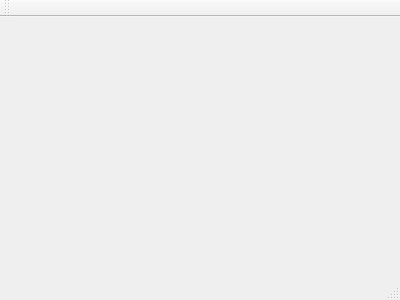
This is ProjectManager/mainwindow.ui in Phymin/QtProject as Qt 5 draws it before an edit. The edited form follows.
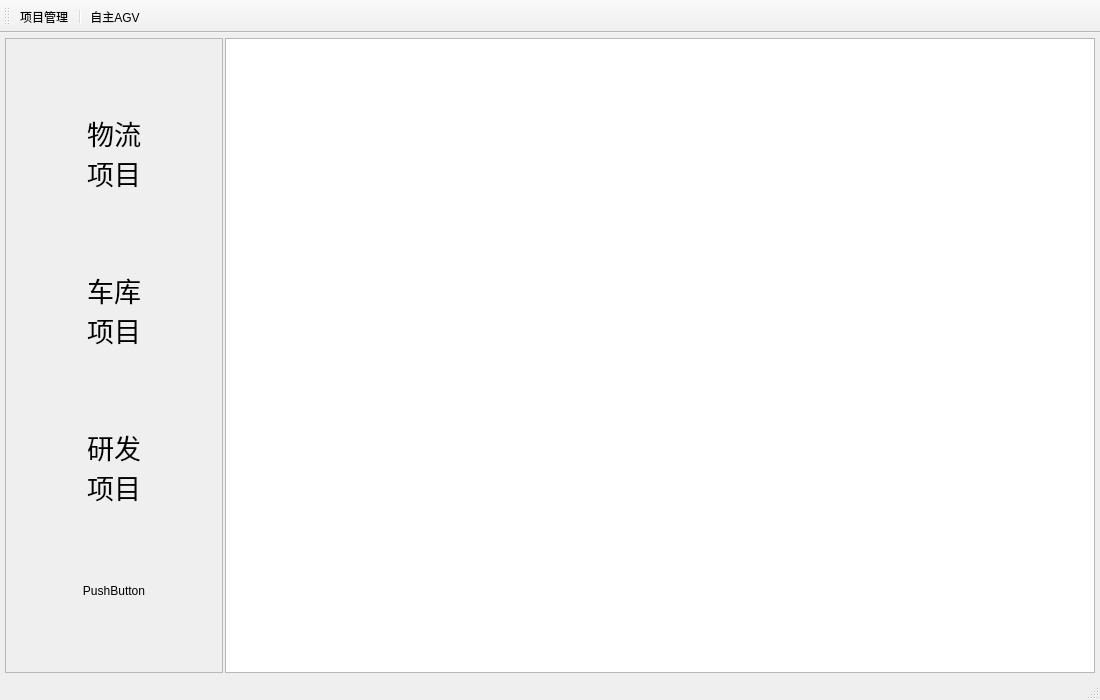
This is the edited form. Icons and pictures are not drawn.

What changed in the file:
```diff
--- a/ProjectManager/mainwindow.ui
+++ b/ProjectManager/mainwindow.ui
@@ -1,24 +1,227 @@
 <ui version="4.0">
  <class>MainWindow</class>
- <widget class="QMainWindow" name="MainWindow" >
-  <property name="geometry" >
+ <widget class="QMainWindow" name="MainWindow">
+  <property name="geometry">
    <rect>
     <x>0</x>
     <y>0</y>
-    <width>400</width>
-    <height>300</height>
+    <width>1100</width>
+    <height>700</height>
    </rect>
   </property>
   <property name="windowTitle" >
    <string>MainWindow</string>
   </property>
-  <widget class="QMenuBar" name="menuBar" />
-  <widget class="QToolBar" name="mainToolBar" />
-  <widget class="QWidget" name="centralWidget" />
-  <widget class="QStatusBar" name="statusBar" />
+  <widget class="QWidget" name="centralWidget">
+   <layout class="QHBoxLayout" name="horizontalLayout_2" stretch="2,8">
+    <property name="spacing">
+     <number>2</number>
+    </property>
+    <property name="leftMargin">
+     <number>5</number>
+    </property>
+    <property name="topMargin">
+     <number>5</number>
+    </property>
+    <property name="rightMargin">
+     <number>5</number>
+    </property>
+    <property name="bottomMargin">
+     <number>5</number>
+    </property>
+    <item>
+     <widget class="QFrame" name="frame">
+      <property name="frameShape">
+       <enum>QFrame::StyledPanel</enum>
+      </property>
+      <property name="frameShadow">
+       <enum>QFrame::Raised</enum>
+      </property>
+      <layout class="QVBoxLayout" name="verticalLayout">
+       <property name="spacing">
+        <number>10</number>
+       </property>
+       <property name="sizeConstraint">
+        <enum>QLayout::SetDefaultConstraint</enum>
+       </property>
+       <item>
+        <widget class="QPushButton" name="pushButton1">
+         <property name="sizePolicy">
+          <sizepolicy hsizetype="Minimum" vsizetype="Maximum">
+           <horstretch>0</horstretch>
+           <verstretch>0</verstretch>
+          </sizepolicy>
+         </property>
+         <property name="font">
+          <font>
+           <family>AcadEref</family>
+           <pointsize>20</pointsize>
+          </font>
+         </property>
+         <property name="text">
+          <string>物流
+项目</string>
+         </property>
+         <property name="icon">
+          <iconset resource="resource.qrc">
+           <normaloff>:/res/delivery.png</normaloff>:/res/delivery.png</iconset>
+         </property>
+         <property name="iconSize">
+          <size>
+           <width>96</width>
+           <height>96</height>
+          </size>
+         </property>
+         <property name="checkable">
+          <bool>true</bool>
+         </property>
+         <property name="autoExclusive">
+          <bool>true</bool>
+         </property>
+         <property name="flat">
+          <bool>true</bool>
+         </property>
+        </widget>
+       </item>
+       <item>
+        <widget class="QPushButton" name="pushButton2">
+         <property name="font">
+          <font>
+           <family>AcadEref</family>
+           <pointsize>20</pointsize>
+          </font>
+         </property>
+         <property name="text">
+          <string>车库
+项目</string>
+         </property>
+         <property name="icon">
+          <iconset resource="resource.qrc">
+           <normaloff>:/res/Garage.png</normaloff>:/res/Garage.png</iconset>
+         </property>
+         <property name="iconSize">
+          <size>
+           <width>96</width>
+           <height>96</height>
+          </size>
+         </property>
+         <property name="checkable">
+          <bool>true</bool>
+         </property>
+         <property name="autoExclusive">
+          <bool>true</bool>
+         </property>
+         <property name="flat">
+          <bool>true</bool>
+         </property>
+        </widget>
+       </item>
+       <item>
+        <widget class="QPushButton" name="pushButton3">
+         <property name="font">
+          <font>
+           <family>AcadEref</family>
+           <pointsize>20</pointsize>
+          </font>
+         </property>
+         <property name="text">
+          <string>研发
+项目</string>
+         </property>
+         <property name="icon">
+          <iconset resource="resource.qrc">
+           <normaloff>:/res/development.png</normaloff>:/res/development.png</iconset>
+         </property>
+         <property name="iconSize">
+          <size>
+           <width>96</width>
+           <height>96</height>
+          </size>
+         </property>
+         <property name="checkable">
+          <bool>true</bool>
+         </property>
+         <property name="autoExclusive">
+          <bool>true</bool>
+         </property>
+         <property name="flat">
+          <bool>true</bool>
+         </property>
+        </widget>
+       </item>
+       <item>
+        <widget class="QPushButton" name="pushButton4">
+         <property name="text">
+          <string>PushButton</string>
+         </property>
+         <property name="checkable">
+          <bool>true</bool>
+         </property>
+         <property name="autoExclusive">
+          <bool>true</bool>
+         </property>
+         <property name="flat">
+          <bool>true</bool>
+         </property>
+        </widget>
+       </item>
+      </layout>
+     </widget>
+    </item>
+    <item>
+     <widget class="QListView" name="listView"/>
+    </item>
+   </layout>
+  </widget>
+  <widget class="QToolBar" name="mainToolBar">
+   <property name="iconSize">
+    <size>
+     <width>48</width>
+     <height>48</height>
+    </size>
+   </property>
+   <attribute name="toolBarArea">
+    <enum>TopToolBarArea</enum>
+   </attribute>
+   <attribute name="toolBarBreak">
+    <bool>false</bool>
+   </attribute>
+   <addaction name="action_Project"/>
+   <addaction name="separator"/>
+   <addaction name="action_AGV"/>
+  </widget>
+  <widget class="QStatusBar" name="statusBar"/>
+  <action name="action_Project">
+   <property name="checkable">
+    <bool>true</bool>
+   </property>
+   <property name="icon">
+    <iconset resource="resource.qrc">
+     <normaloff>:/res/project manager .png</normaloff>:/res/project manager .png</iconset>
+   </property>
+   <property name="text">
+    <string>项目管理</string>
+   </property>
+   <property name="toolTip">
+    <string>项目管理</string>
+   </property>
+  </action>
+  <action name="action_AGV">
+   <property name="checkable">
+    <bool>true</bool>
+   </property>
+   <property name="icon">
+    <iconset resource="resource.qrc">
+     <normaloff>:/res/agv.png</normaloff>:/res/agv.png</iconset>
+   </property>
+   <property name="text">
+    <string>自主AGV</string>
+   </property>
+  </action>
  </widget>
- <layoutDefault spacing="6" margin="11" />
- <pixmapfunction></pixmapfunction>
- <resources/>
+ <layoutdefault spacing="6" margin="11"/>
+ <resources>
+  <include location="resource.qrc"/>
+ </resources>
  <connections/>
 </ui>
```
Left out of the diff: 3 changed lines with no effect on the pictures.
